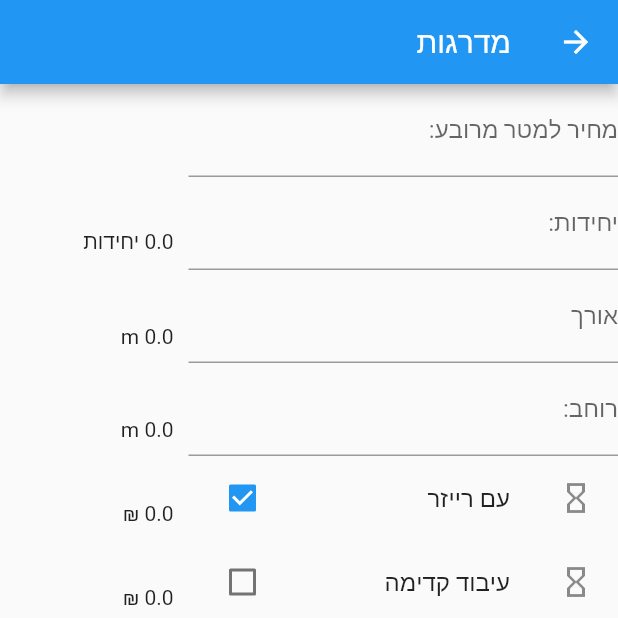
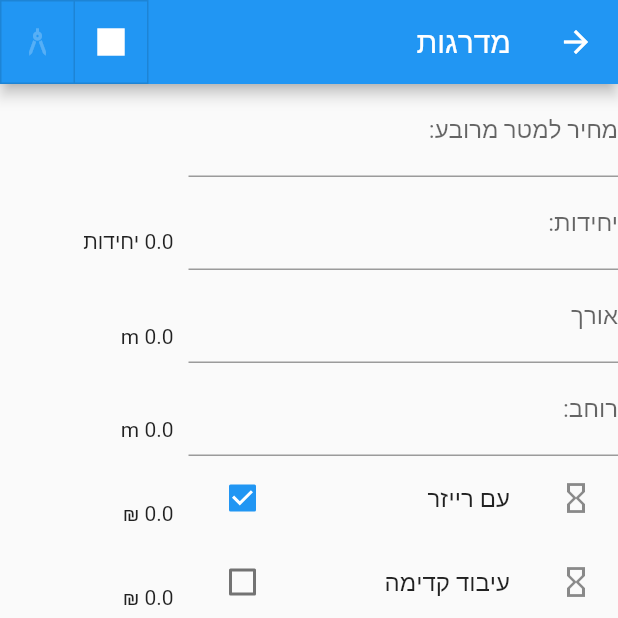
Before and after one commit to afiefh/marble, a Flutter app: the StairsItemWidget screen opened directly, after a tap on "עם רייזר", on a phone screen of 412 x 824 dp, the top half of it. Run offline on Flutter 3.47's test engine with Material 2 defaults, Android fonts, the light colour scheme and no system bars; our stand-ins replace flutter_speed_dial, pdf, printing.

Commit message:
Trapezoid stairs

```diff
--- a/lib/stairs_item.dart
+++ b/lib/stairs_item.dart
@@ -1,3 +1,5 @@
+import 'dart:math';
+
 import 'package:flutter/material.dart';
 import 'package:marble/util.dart';
 import 'package:pdf/widgets.dart' as pw;
@@ -9,7 +11,8 @@ class StairsItem extends BaseItem {
   double pricePerMeter;
   double units;
   double length;
-  double width;
+  double widthRight;
+  double widthLeft;
   bool withRiser;
   bool processingFront;
   bool processingLeft;
@@ -21,7 +24,8 @@ class StairsItem extends BaseItem {
     this.pricePerMeter = 0,
     this.units = 0,
     this.length = 0,
-    this.width = 0,
+    this.widthRight = 0,
+    this.widthLeft = 0,
     this.withRiser = false,
     this.processingFront = false,
     this.processingLeft = false,
@@ -34,7 +38,7 @@ class StairsItem extends BaseItem {
   }
 
   double _realWidth() {
-    return width + (withRiser ? 0.15 : 0);
+    return max(widthRight, widthLeft) + (withRiser ? 0.15 : 0);
   }
 
   double _area() {
@@ -50,11 +54,11 @@ class StairsItem extends BaseItem {
   }
 
   double processingLeftCost() {
-    return (processingLeft ? width : 0) * processingCost;
+    return (processingLeft ? widthLeft : 0) * processingCost;
   }
 
   double processingRightCost() {
-    return (processingRight ? width : 0) * processingCost;
+    return (processingRight ? widthRight : 0) * processingCost;
   }
 
   double _processingPrice() {
@@ -90,7 +94,12 @@ class StairsItem extends BaseItem {
             children: [const Text("מחיר למטר אורך:"), Text("$pricePerMeter")]),
         TableRow(children: [const Text("יחידות:"), Text("$units")]),
         TableRow(children: [const Text('אורך:'), Text("$length")]),
-        TableRow(children: [const Text("רוחב:"), Text("$width")]),
+        if (widthLeft == widthRight)
+          TableRow(children: [const Text("רוחב:"), Text("$widthLeft")])
+        else ...[
+          TableRow(children: [const Text("רוחב ימין:"), Text("$widthRight")]),
+          TableRow(children: [const Text("רוחב שמאל:"), Text("$widthLeft")])
+        ],
         TableRow(children: [const Text("עם רייזר:"), Text(withRiserStr())]),
         TableRow(children: [
           const Text("עיבוד:"),
@@ -113,7 +122,10 @@ class StairsItem extends BaseItem {
   @override
   pw.Widget printWidget(pw.Context context, pw.Font font) {
     return pw.Table(
-      columnWidths: {0: const pw.FlexColumnWidth(1), 1: const pw.FlexColumnWidth(1)},
+      columnWidths: {
+        0: const pw.FlexColumnWidth(1),
+        1: const pw.FlexColumnWidth(1)
+      },
       children: [
         pw.TableRow(children: [
           pw.Container(),
@@ -133,10 +145,17 @@ class StairsItem extends BaseItem {
           pw.Text("$length"),
           pw.Text(reverse('אורך')),
         ]),
-        pw.TableRow(children: [
-          pw.Text("$width"),
+        if (widthLeft == widthRight) pw.TableRow(children: [
+          pw.Text("$widthRight"),
           pw.Text(reverse("רוחב")),
-        ]),
+        ])
+        else ...[pw.TableRow(children: [
+          pw.Text("$widthRight"),
+          pw.Text(reverse("רוחב ימין")),
+        ]),pw.TableRow(children: [
+          pw.Text("$widthLeft"),
+          pw.Text(reverse("רוחב שמאל")),
+        ])],
         pw.TableRow(children: [
           pw.Text(reverse(withRiserStr())),
           pw.Text(reverse("עם רייזר")),
@@ -176,12 +195,18 @@ String? numberValidator(String? value) {
   return null;
 }
 
+enum StairShape {
+  square,
+  trapezoid,
+}
+
 class _StairsItemWidgetState extends State<StairsItemWidget> {
   // Controlers
   final pricePerMeterController = TextEditingController();
   final unitsController = TextEditingController();
   final lengthController = TextEditingController();
-  final widthController = TextEditingController();
+  final widthRightController = TextEditingController();
+  final widthLeftController = TextEditingController();
   final processingCostController = TextEditingController();
 
   late StairsItem item;
@@ -198,10 +223,8 @@ class _StairsItemWidgetState extends State<StairsItemWidget> {
         parseOrZero(pricePerMeterController.value.text);
     final double units = parseOrZero(unitsController.value.text);
     final double length = parseOrZero(lengthController.value.text);
-    final double width = parseOrZero(widthController.value.text);
-    //final double sinks = parseOrZero(sinksController.value.text);
-    //final double edge = parseOrZero(edgeController.value.text);
-    //final double wallCovering = parseOrZero(wallCoveringController.value.text);
+    final double widthRight = parseOrZero(widthRightController.value.text);
+    final double widthLeft = _stairShape == StairShape.square ? widthRight : parseOrZero(widthLeftController.value.text);
     final double processingCost =
         parseOrZero(processingCostController.value.text);
 
@@ -209,7 +232,8 @@ class _StairsItemWidgetState extends State<StairsItemWidget> {
       item.pricePerMeter = pricePerMeter;
       item.units = units;
       item.length = length;
-      item.width = width;
+      item.widthRight = widthRight;
+      item.widthLeft = widthLeft;
       item.processingCost = processingCost;
     });
   }
@@ -219,7 +243,8 @@ class _StairsItemWidgetState extends State<StairsItemWidget> {
     pricePerMeterController.dispose();
     unitsController.dispose();
     lengthController.dispose();
-    widthController.dispose();
+    widthRightController.dispose();
+    widthLeftController.dispose();
     processingCostController.dispose();
     super.dispose();
   }
@@ -236,15 +261,27 @@ class _StairsItemWidgetState extends State<StairsItemWidget> {
     pricePerMeterController.text = zeroToEmpty(item.pricePerMeter);
     unitsController.text = zeroToEmpty(item.units);
     lengthController.text = zeroToEmpty(item.length);
-    widthController.text = zeroToEmpty(item.width);
+    widthRightController.text = zeroToEmpty(item.widthRight);
+    widthLeftController.text = zeroToEmpty(item.widthLeft);
     processingCostController.text = zeroToEmpty(item.processingCost);
+    _stairShape = item.widthLeft == item.widthRight ? StairShape.square : StairShape.trapezoid;
 
     // Start listening to changes.
     pricePerMeterController.addListener(_calculatePriceChanges);
     unitsController.addListener(_calculatePriceChanges);
     lengthController.addListener(_calculatePriceChanges);
-    widthController.addListener(_calculatePriceChanges);
+    widthLeftController.addListener(_calculatePriceChanges);
+    widthRightController.addListener(_calculatePriceChanges);
     processingCostController.addListener(_calculatePriceChanges);
+  }
+
+  final List<bool> _toggleButtonSelection = [true, false];
+  StairShape get _stairShape {
+    return StairShape.values[_toggleButtonSelection.indexOf(true)];
+  }
+  set _stairShape(StairShape shape) {
+    _toggleButtonSelection.setAll(0, [false, false]);
+    _toggleButtonSelection[shape.index] = true;
   }
 
   @override
@@ -254,6 +291,23 @@ class _StairsItemWidgetState extends State<StairsItemWidget> {
       child: Scaffold(
         appBar: AppBar(
           title: const Text("מדרגות"),
+          actions: [
+            ToggleButtons(
+              isSelected: _toggleButtonSelection,
+              onPressed: (int index) {
+                setState(() {
+                  _toggleButtonSelection.setAll(0, [false, false]);
+                  _toggleButtonSelection[index] = true;
+                });
+              },
+              color: Colors.white24,
+              selectedColor: Colors.white,
+              children: const [
+                Icon(Icons.square),
+                Icon(Icons.architecture),
+              ],
+            ),
+          ],
         ),
         body: Column(
           children: [
@@ -306,17 +360,34 @@ class _StairsItemWidgetState extends State<StairsItemWidget> {
                 TableRow(
                   children: <Widget>[
                     NumberInput(
-                        label: "רוחב:",
+                        label: _stairShape == StairShape.square
+                            ? "רוחב:"
+                            : "רוחב ימין",
                         hintText: 'מטרים',
                         suffix: 'מטרים',
                         allowDecimal: true,
-                        controller: widthController),
+                        controller: widthRightController),
                     Container(
                       margin: const EdgeInsets.all(10.0),
-                      child: Text('${item.width} m'),
+                      child: Text('${item.widthRight} m'),
                     ),
                   ],
                 ),
+                if (_stairShape == StairShape.trapezoid)
+                  TableRow(
+                    children: <Widget>[
+                      NumberInput(
+                          label: "רוחב שמאל",
+                          hintText: 'מטרים',
+                          suffix: 'מטרים',
+                          allowDecimal: true,
+                          controller: widthLeftController),
+                      Container(
+                        margin: const EdgeInsets.all(10.0),
+                        child: Text('${item.widthLeft} m'),
+                      ),
+                    ],
+                  ),
                 TableRow(
                   children: <Widget>[
                     CheckboxListTile(
```
Also changed, not shown: lib/invoice.dart (+1 -8 lines).
